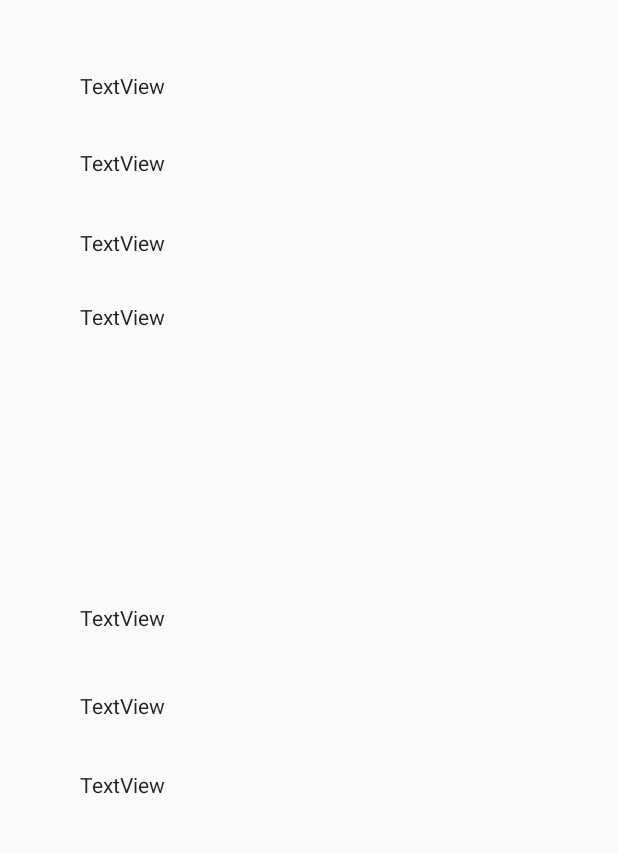
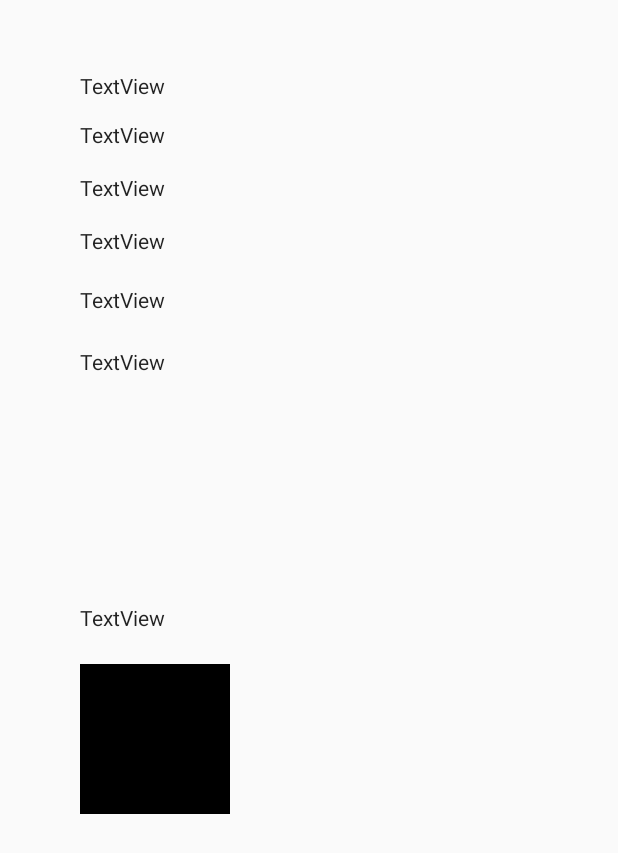
Before and after one commit to Rixxc/Decisions, an Android app: the layout activity_charakter_info.xml on its own in the app's theme, with its tools: preview values and no code run, on a phone screen of 412 x 824 dp. Shown: the top 853 px of the screen. Run offline under Robolectric (Android 15) with nearby library versions, the light colour scheme and no system bars.

Commit message:
refs #23 Portraits für Charaktere

```diff
--- a/app/src/main/AndroidManifest.xml
+++ b/app/src/main/AndroidManifest.xml
@@ -25,7 +25,8 @@
         <activity android:name=".Einstellungen" />
         <activity android:name=".Charaktere" />
         <activity android:name=".neuerCharakter" />
-        <activity android:name=".CharakterInfo"></activity>
+        <activity android:name=".CharakterInfo" />
+        <activity android:name=".CharakterPicture"></activity>
     </application>
 
 </manifest>
--- a/app/src/main/java/com/rixxc/decisions/MainActivity.java
+++ b/app/src/main/java/com/rixxc/decisions/MainActivity.java
@@ -129,7 +129,7 @@ public class MainActivity extends AppCompatActivity {
         try{
             db.rawQuery("SELECT * FROM charakter",null).getCount();
         }catch(SQLiteException e){
-            db.execSQL("CREATE TABLE charakter (id INTEGER PRIMARY KEY AUTOINCREMENT, name TEXT, stärke INTEGER, ausdauer INTEGER, intelligenz INTEGER, geschicklichkeit INTEGER, mut INTEGER, punkte INTEGER)");
+            db.execSQL("CREATE TABLE charakter (id INTEGER PRIMARY KEY AUTOINCREMENT, name TEXT, stärke INTEGER, ausdauer INTEGER, intelligenz INTEGER, geschicklichkeit INTEGER, mut INTEGER, punkte INTEGER, avatar Text)");
         }
         try{
             db.rawQuery("SELECT * FROM savepoints", null).getCount();
--- a/app/src/main/res/layout/activity_charakter_info.xml
+++ b/app/src/main/res/layout/activity_charakter_info.xml
@@ -1,5 +1,6 @@
 <?xml version="1.0" encoding="utf-8"?>
 <RelativeLayout xmlns:android="http://schemas.android.com/apk/res/android"
+    xmlns:app="http://schemas.android.com/apk/res-auto"
     android:layout_width="match_parent" android:layout_height="match_parent">
 
     <TextView
@@ -19,64 +20,74 @@
         android:id="@+id/InfoStärke"
         android:layout_width="wrap_content"
         android:layout_height="wrap_content"
-        android:layout_alignEnd="@+id/InfoName"
-        android:layout_alignRight="@+id/InfoName"
+        android:layout_marginTop="13dp"
+        android:text="TextView"
+        android:textAppearance="@style/TextAppearance.AppCompat.Body1"
         android:layout_below="@+id/InfoName"
-        android:layout_marginTop="32dp"
-        android:text="TextView"
-        android:textAppearance="@style/TextAppearance.AppCompat.Body1" />
+        android:layout_alignLeft="@+id/InfoName"
+        android:layout_alignStart="@+id/InfoName" />
 
     <TextView
         android:id="@+id/InfoAusdauer"
         android:layout_width="wrap_content"
         android:layout_height="wrap_content"
+        android:layout_marginTop="16dp"
+        android:text="TextView"
+        android:textAppearance="@style/TextAppearance.AppCompat.Body1"
+        android:layout_below="@+id/InfoStärke"
         android:layout_alignLeft="@+id/InfoStärke"
-        android:layout_alignStart="@+id/InfoStärke"
-        android:layout_below="@+id/InfoStärke"
-        android:layout_marginTop="34dp"
-        android:text="TextView"
-        android:textAppearance="@style/TextAppearance.AppCompat.Body1" />
+        android:layout_alignStart="@+id/InfoStärke" />
 
     <TextView
         android:id="@+id/InfoIntelligenz"
         android:layout_width="wrap_content"
         android:layout_height="wrap_content"
-        android:layout_alignEnd="@+id/InfoAusdauer"
-        android:layout_alignRight="@+id/InfoAusdauer"
+        android:layout_marginTop="16dp"
+        android:text="TextView"
+        android:textAppearance="@style/TextAppearance.AppCompat.Body1"
         android:layout_below="@+id/InfoAusdauer"
-        android:layout_marginTop="30dp"
-        android:text="TextView"
-        android:textAppearance="@style/TextAppearance.AppCompat.Body1" />
+        android:layout_alignLeft="@+id/InfoAusdauer"
+        android:layout_alignStart="@+id/InfoAusdauer" />
 
     <TextView
         android:id="@+id/InfoGeschicklichkeit"
         android:layout_width="wrap_content"
         android:layout_height="wrap_content"
+        android:text="TextView"
+        android:textAppearance="@style/TextAppearance.AppCompat.Body1"
+        android:layout_below="@+id/InfoIntelligenz"
         android:layout_alignLeft="@+id/InfoIntelligenz"
         android:layout_alignStart="@+id/InfoIntelligenz"
-        android:layout_centerVertical="true"
-        android:text="TextView"
-        android:textAppearance="@style/TextAppearance.AppCompat.Body1" />
+        android:layout_marginTop="20dp" />
 
     <TextView
         android:id="@+id/InfoMut"
         android:layout_width="wrap_content"
         android:layout_height="wrap_content"
-        android:layout_alignEnd="@+id/InfoGeschicklichkeit"
-        android:layout_alignRight="@+id/InfoGeschicklichkeit"
+        android:layout_marginTop="22dp"
+        android:text="TextView"
+        android:textAppearance="@style/TextAppearance.AppCompat.Body1"
         android:layout_below="@+id/InfoGeschicklichkeit"
-        android:layout_marginTop="39dp"
-        android:text="TextView"
-        android:textAppearance="@style/TextAppearance.AppCompat.Body1" />
+        android:layout_alignLeft="@+id/InfoGeschicklichkeit"
+        android:layout_alignStart="@+id/InfoGeschicklichkeit" />
 
     <TextView
         android:id="@+id/InfoPunkte"
         android:layout_width="wrap_content"
         android:layout_height="wrap_content"
+        android:text="TextView"
+        android:textAppearance="@style/TextAppearance.AppCompat.Body1"
+        android:layout_centerVertical="true"
         android:layout_alignLeft="@+id/InfoMut"
-        android:layout_alignStart="@+id/InfoMut"
-        android:layout_below="@+id/InfoMut"
-        android:layout_marginTop="33dp"
-        android:text="TextView"
-        android:textAppearance="@style/TextAppearance.AppCompat.Body1" />
+        android:layout_alignStart="@+id/InfoMut" />
+
+    <ImageView
+        android:id="@+id/avatar"
+        android:layout_width="100dp"
+        android:layout_height="100dp"
+        android:layout_alignLeft="@+id/InfoPunkte"
+        android:layout_alignStart="@+id/InfoPunkte"
+        android:layout_below="@+id/InfoPunkte"
+        android:layout_marginTop="21dp"
+        app:srcCompat="@android:color/background_dark" />
 </RelativeLayout>
```
Also changed, not shown: app/src/main/java/com/rixxc/decisions/CharakterInfo.java (+17 -1 lines), app/src/main/java/com/rixxc/decisions/CharakterPicture.java (added, +93 -0 lines), app/src/main/java/com/rixxc/decisions/ImageAdapter.java (added, +54 -0 lines), app/src/main/java/com/rixxc/decisions/neuerCharakter.java (+10 -4 lines), app/src/main/res/layout/activity_charakter_picture.xml (added, +17 -0 lines), app/src/main/assets/portraits/DecisionsPortrait1PIC.jpg (added), app/src/main/assets/portraits/DecisionsPortrait2PIC.jpg (added), app/src/main/assets/portraits/DecisionsPortrait3-Alternative2PIC.jpg (added), app/src/main/assets/portraits/DecisionsPortrait3-AlternativePIC.jpg (added), app/src/main/assets/portraits/DecisionsPortrait3PIC.jpg (added).
